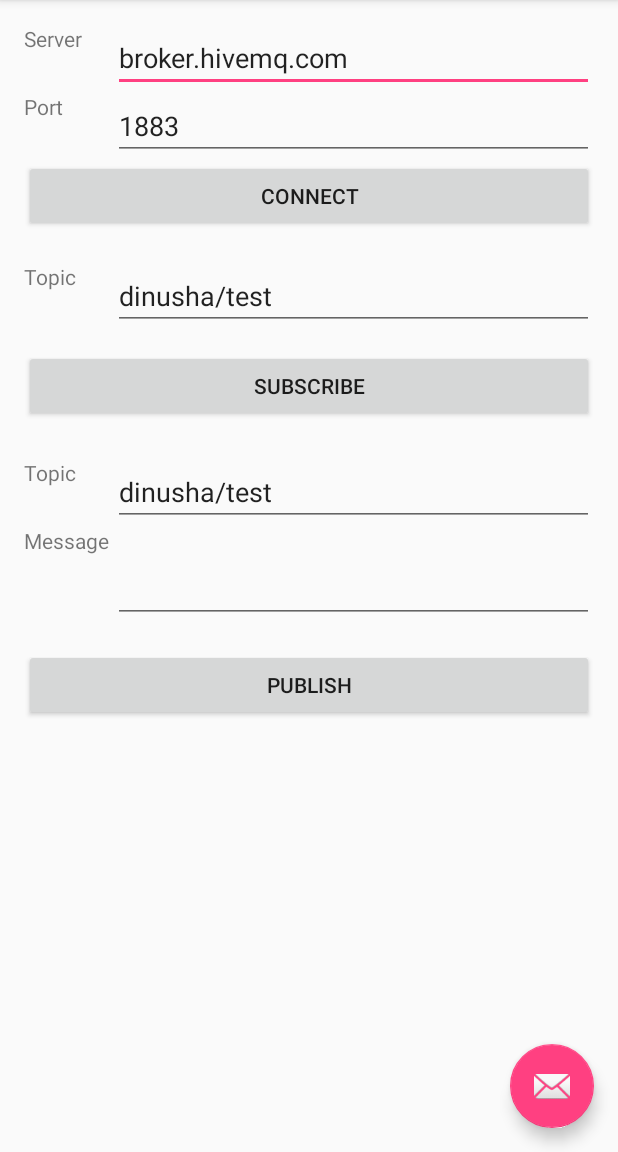
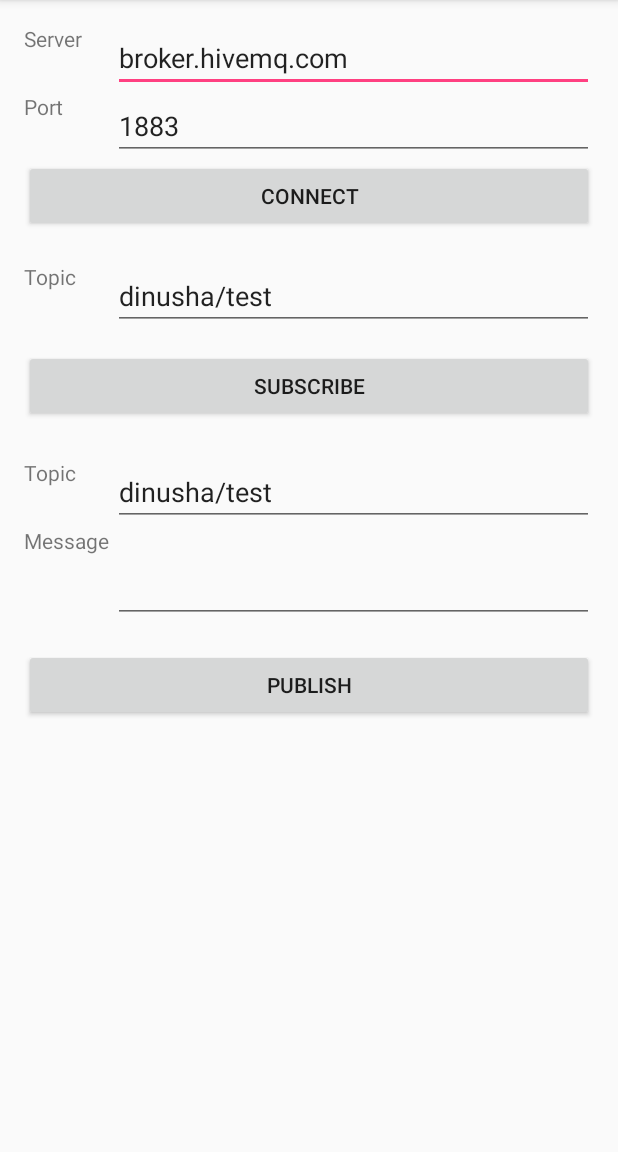
Before and after one commit to dnivanthaka/mqtt-android-client-demo, an Android app: the screen it shows after launch (MainActivity), on a phone screen of 412 x 824 dp, the part 84-1236 px from its top. Run offline under Robolectric (Android 15) with nearby library versions, the phone set to English and light mode, and no system bars; libraries missing offline, so code that uses them is left out: org.eclipse.paho; 2 statements that could not run were skipped.

Commit message:
Removed example button created by Android studio

```diff
--- a/app/src/main/java/com/nivanthaka/mqttclienttest/MainActivity.java
+++ b/app/src/main/java/com/nivanthaka/mqttclienttest/MainActivity.java
@@ -41,14 +41,14 @@ public class MainActivity extends AppCompatActivity {
         Toolbar toolbar = (Toolbar) findViewById(R.id.toolbar);
         setSupportActionBar(toolbar);
 
-        FloatingActionButton fab = (FloatingActionButton) findViewById(R.id.fab);
+        /*FloatingActionButton fab = (FloatingActionButton) findViewById(R.id.fab);
         fab.setOnClickListener(new View.OnClickListener() {
             @Override
             public void onClick(View view) {
                 Snackbar.make(view, "Replace with your own action", Snackbar.LENGTH_LONG)
                         .setAction("Action", null).show();
             }
-        });
+        });*/
 
         server = (EditText)findViewById(R.id.txtServer);
         port   = (EditText)findViewById(R.id.txtPort);
--- a/app/src/main/res/layout/activity_main.xml
+++ b/app/src/main/res/layout/activity_main.xml
@@ -17,9 +17,9 @@
 
     <include layout="@layout/content_main" />
 
-    <android.support.design.widget.FloatingActionButton android:id="@+id/fab"
+    <!--<android.support.design.widget.FloatingActionButton android:id="@+id/fab"
         android:layout_width="wrap_content" android:layout_height="wrap_content"
         android:layout_gravity="bottom|end" android:layout_margin="@dimen/fab_margin"
-        android:src="@android:drawable/ic_dialog_email" />
+        android:src="@android:drawable/ic_dialog_email" />-->
 
 </android.support.design.widget.CoordinatorLayout>
```
